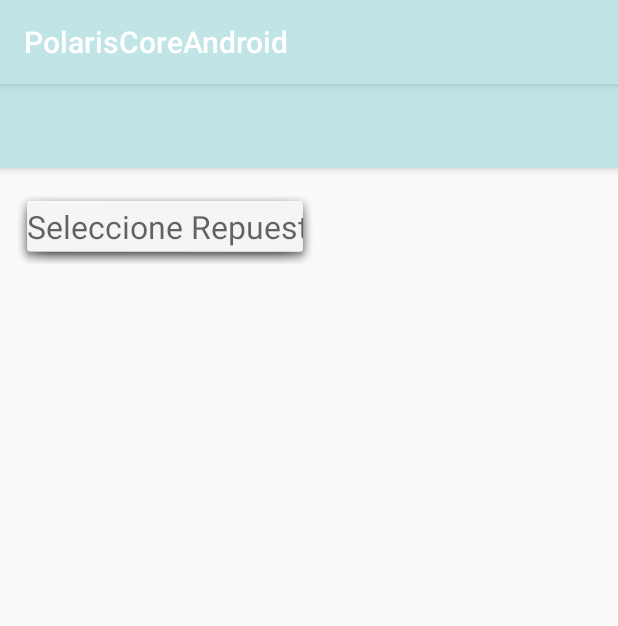
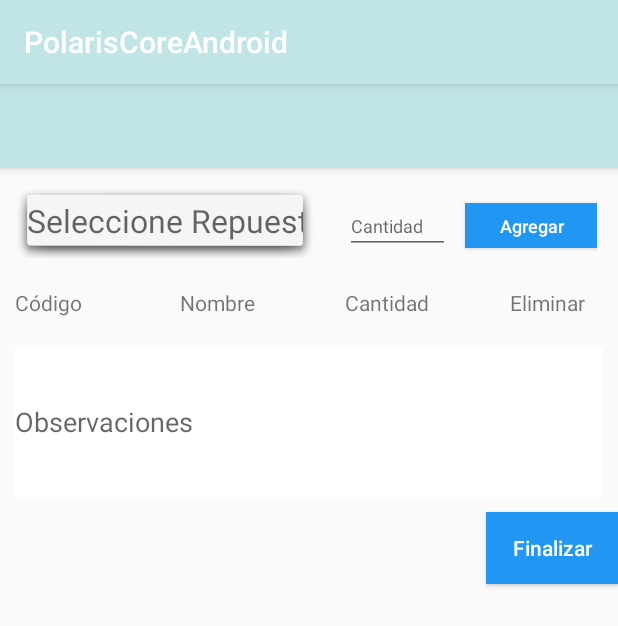
Before and after one commit to SilviaHdezCar/PolarisCoreAndroid-master-master, an Android app: the RegistroDiagnostico screen opened directly, with no data from a screen before it, on a phone screen of 412 x 824 dp. Shown: the top 626 px of the screen. Run offline under Robolectric (Android 15) with nearby library versions, the phone set to English and light mode, and no system bars.

Commit message:
Vista diagnostico ok

```diff
--- a/app/src/main/java/com/example/wposs_user/polariscoreandroid/Comun/Messages.java
+++ b/app/src/main/java/com/example/wposs_user/polariscoreandroid/Comun/Messages.java
@@ -215,7 +215,7 @@ public class Messages {
      * **************************************************************************************/
 
     public static void packMsgListarRepuestos() {
-        packHttpDataListarObservaciones();
+        packHttpDataListarRepuestos();
         packHttpHeaderLogueado();
 
         Global.outputData = (Global.httpHeaderBuffer + "\r\n\r\n" + Global.httpDataBuffer).getBytes();
--- a/app/src/main/res/layout/activity_registro_diagnostico.xml
+++ b/app/src/main/res/layout/activity_registro_diagnostico.xml
@@ -1,9 +1,10 @@
 <?xml version="1.0" encoding="utf-8"?>
-<RelativeLayout xmlns:android="http://schemas.android.com/apk/res/android"
+<LinearLayout xmlns:android="http://schemas.android.com/apk/res/android"
     xmlns:app="http://schemas.android.com/apk/res-auto"
     xmlns:tools="http://schemas.android.com/tools"
     android:layout_width="match_parent"
     android:layout_height="match_parent"
+    android:orientation="vertical"
     tools:context=".RegistroDiagnostico"
     >
 
@@ -22,25 +23,109 @@
 
     </android.support.design.widget.AppBarLayout>
 
+   <LinearLayout
+       android:layout_width="wrap_content"
+       android:layout_height="wrap_content">
+
     <AutoCompleteTextView
         android:id="@+id/et_repuesto"
         android:layout_width="200dp"
         android:layout_height="50dp"
         android:layout_marginLeft="10dp"
-        android:layout_marginTop="70dp"
+        android:layout_marginTop="10dp"
         android:background="@android:drawable/dialog_holo_light_frame"
         android:hint="Seleccione Repuesto"
         android:inputType="text"
         android:textColor="@color/colorPrimaryDark"
         android:textSize="32px" />
 
+    <EditText
+        android:layout_width="70dp"
+        android:layout_height="wrap_content"
+        android:layout_marginTop="10dp"
+        android:layout_marginLeft="20dp"
+        android:hint="Cantidad"
+        android:textSize="12dp"
+        android:inputType="number"
+
+        />
+
+    <Button
+        android:id="@+id/bton_agregarRep"
+        android:layout_width="wrap_content"
+        android:layout_height="30dp"
+        android:layout_marginLeft="10dp"
+        android:layout_marginTop="10dp"
+        android:background="@color/azul_botones"
+        android:text="Agregar"
+        android:textAllCaps="false"
+        android:textColor="@color/blanco"
+        android:textSize="12dp" />
+
+   </LinearLayout>
+
+    <LinearLayout
+        android:layout_width="match_parent"
+        android:layout_height="wrap_content"
+        android:orientation="horizontal"
+        android:layout_marginTop="10dp"
+        android:padding="10dp"
+        >
+
+
+        <TextView
+
+            android:layout_width="100dp"
+            android:layout_height="wrap_content"
+            android:text="Código"
+            />
+
+        <TextView
+            android:layout_width="100dp"
+            android:layout_height="wrap_content"
+            android:layout_marginLeft="10dp"
+            android:text="Nombre"
+
+            />
+
+        <TextView
+            android:layout_width="100dp"
+            android:layout_height="wrap_content"
+            android:layout_marginLeft="10dp"
+            android:text="Cantidad"
+            />
+
+        <TextView
+            android:layout_width="70dp"
+           android:layout_height="wrap_content"
+            android:layout_marginLeft="10dp"
+            android:text="Eliminar"
+            />
+
+    </LinearLayout>
+
+<EditText
+    android:layout_width="match_parent"
+    android:layout_height="100dp"
+    android:background="@color/blanco"
+    android:layout_margin="10dp"
+    android:hint="Observaciones"
+
+    />
+
+    <Button
+        android:layout_width="wrap_content"
+        android:layout_height="wrap_content"
+        android:background="@color/azul_botones"
+        android:text="Finalizar"
+        android:textAllCaps="false"
+        android:textColor="@color/blanco"
+        android:layout_gravity="right"
+        />
 
 
 
 
 
 
-
-
-
-</RelativeLayout>
+</LinearLayout>
--- a/build.gradle
+++ b/build.gradle
@@ -7,7 +7,7 @@ buildscript {
         jcenter()
     }
     dependencies {
-        classpath 'com.android.tools.build:gradle:3.3.2'
+        classpath 'com.android.tools.build:gradle:3.4.0'
 
 
         // NOTE: Do not place your application dependencies here; they belong
```
Also changed, not shown: app/src/main/res/layout/activity_update_password.xml (+15 -1 lines), app/src/main/res/layout/panel_agregarep.xml (added, +70 -0 lines), app/src/main/res/drawable/papelera.png (added), gradle/wrapper/gradle-wrapper.properties.
